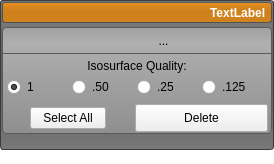
First picture: the form in Interface/AppInterface/LayerGroupWidget.ui, repository jessdtate/Seg3D, before the edit.
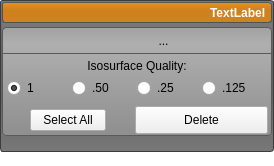
Second picture: the form after the edit. Icons and pictures are not drawn. Custom widgets are drawn as their Qt base class.

```diff
--- a/Interface/AppInterface/LayerGroupWidget.ui
+++ b/Interface/AppInterface/LayerGroupWidget.ui
@@ -7,7 +7,7 @@
     <x>0</x>
     <y>0</y>
     <width>274</width>
-    <height>159</height>
+    <height>166</height>
    </rect>
   </property>
   <property name="sizePolicy">
```
Left out of the diff: 13 changed lines with no effect on the pictures.
